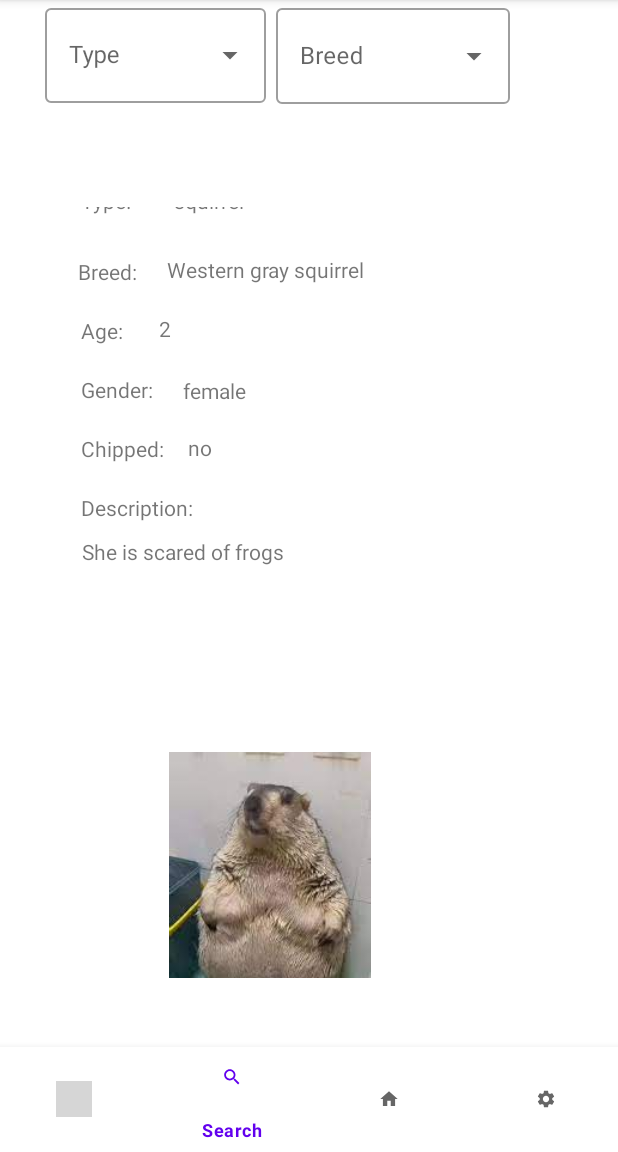
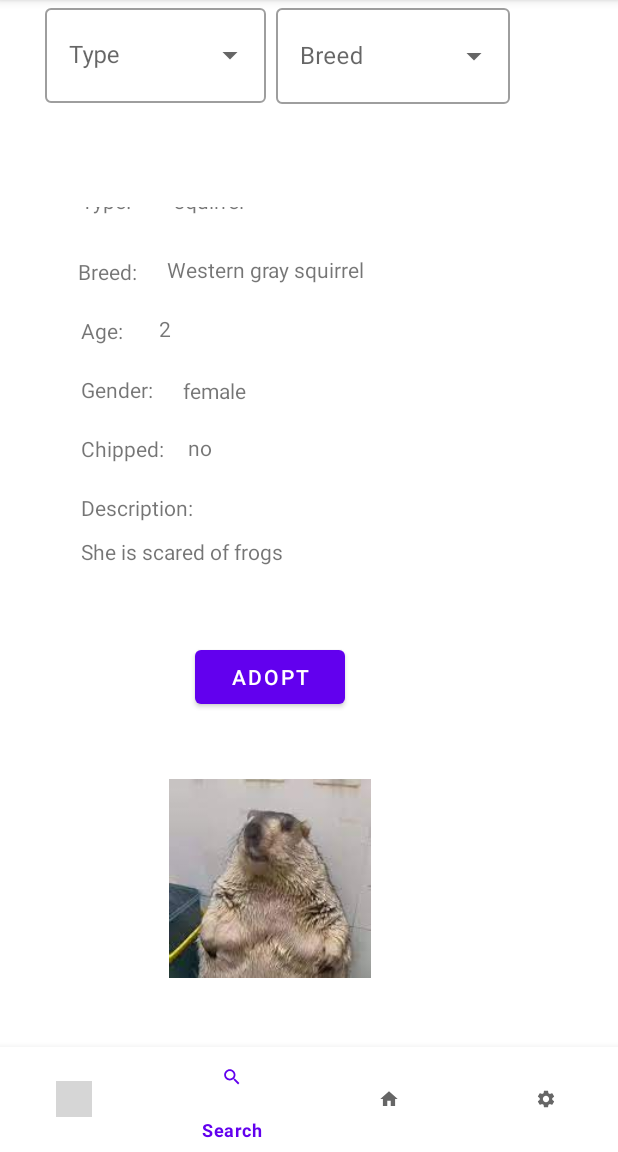
Before and after one commit to abki12c/Animal-Shelter, an Android app: the AddAdoptionRequestActivity screen opened directly, with no data from a screen before it, item 2 of the bottom bar chosen, scrolled down 359 dp, on a phone screen of 412 x 824 dp, the part 84-1236 px from its top. Run offline under Robolectric (Android 15) with nearby library versions, the phone set to English and light mode, and no system bars; grey boxes are pictures that could not be loaded.

Commit message:
updated UI

```diff
--- a/app/src/main/java/gr/aueb/animalshelter/Adapters/MyAdapter.java
+++ b/app/src/main/java/gr/aueb/animalshelter/Adapters/MyAdapter.java
@@ -97,13 +97,8 @@ public class MyAdapter extends BaseAdapter
 
             ((TextView) convertView.findViewById(R.id.item_name)).setText(attachedAnimal.getName());
 
-            final Button buy = convertView.findViewById(R.id.buttonMoreInfo);
-            buy.setOnClickListener(new View.OnClickListener() {
-                @Override
-                public void onClick(View v) {
-                    ((GridView) parent).performItemClick(v, position, 0);
-                }
-            });
+
+
         }else{
             if (convertView == null) {
                 LayoutInflater inflater = (LayoutInflater) context.getSystemService(Context.LAYOUT_INFLATER_SERVICE);
--- a/app/src/main/java/gr/aueb/animalshelter/View/Adoption_Request/AddAdoptionRequest/AddAdoptionRequestActivity.java
+++ b/app/src/main/java/gr/aueb/animalshelter/View/Adoption_Request/AddAdoptionRequest/AddAdoptionRequestActivity.java
@@ -45,8 +45,8 @@ public class AddAdoptionRequestActivity extends AppCompatActivity implements Add
     public void onCreate(Bundle savedInstanceState) {
         super.onCreate(savedInstanceState);
         setContentView(R.layout.activity_add_adoption_request);
-        animaltypes=new ArrayList<String>();
-        animalbreeds=new ArrayList<String>();
+        animaltypes=new ArrayList<>();
+        animalbreeds=new ArrayList<>();
 
 
         bottomNavigationView = findViewById(R.id.bottomNavigationViewPet);
@@ -60,13 +60,13 @@ public class AddAdoptionRequestActivity extends AppCompatActivity implements Add
         //search bar types
 
         autoCompleteTextViewType=findViewById(R.id.auto_complete1);
-        adapterTypes=new ArrayAdapter<String>(this,R.layout.type_item,animaltypes);
+        adapterTypes=new ArrayAdapter<>(this,R.layout.type_item,animaltypes);
         autoCompleteTextViewType.setAdapter(adapterTypes);
 
         //search bar breeds
         presenter.onLoadBarBreeds();
         autoCompleteTextViewBreed=findViewById(R.id.auto_complete2);
-        adapterBreeds=new ArrayAdapter<String>(this,R.layout.type_item,animalbreeds);
+        adapterBreeds=new ArrayAdapter<>(this,R.layout.type_item,animalbreeds);
         autoCompleteTextViewBreed.setAdapter(adapterBreeds);
 
 
@@ -110,11 +110,9 @@ public class AddAdoptionRequestActivity extends AppCompatActivity implements Add
             @Override
             public void onItemClick(AdapterView<?> parent, View view, int position, long id)
             {
-                if(view.getId() == R.id.buttonMoreInfo) {
-                    presenter.onClickButton((Animal) parent.getItemAtPosition(position));
-                }else {
-                    presenter.onClickItem((Animal) parent.getItemAtPosition(position));
-                }
+
+                presenter.onClickItem((Animal) parent.getItemAtPosition(position));
+
             }
         });
 
@@ -167,19 +165,6 @@ public class AddAdoptionRequestActivity extends AppCompatActivity implements Add
         intent.putExtra("animal", a.getId());
         startActivity(intent);
 
-    }
-    /**
-     * Goes to the application form page
-     * to move to the next step of the adoption request
-     * process
-     * @param a the animal chosen for the adoption request
-     */
-
-    //on choose animal
-    public void enterInfo(Animal a) {
-        Intent intent = new Intent(this, AdoptionRequestInfoActivity.class);
-        intent.putExtra("animal", a.getId());
-        startActivity(intent);
     }
 
 
--- a/app/src/main/java/gr/aueb/animalshelter/View/Adoption_Request/AddAdoptionRequest/AddAdoptionRequestView.java
+++ b/app/src/main/java/gr/aueb/animalshelter/View/Adoption_Request/AddAdoptionRequest/AddAdoptionRequestView.java
@@ -19,16 +19,6 @@ public interface AddAdoptionRequestView {
     public void setLookingFor(String s);
 
     public void setLookingForType(String s);
-
-
-
-    /**
-     * Goes to AnimalRequestInfoActivity
-     * when the user clicks on an it,
-     * @param a is the animal chosen.
-     */
-
-    void enterInfo(Animal a);
 
     /**
      * Goes to AnimalDetailsActivity
--- a/app/src/main/java/gr/aueb/animalshelter/View/Adoption_Request/AddAdoptionRequest/AdoptionRequestInfo/AdoptionRequestInfoActivity.java
+++ b/app/src/main/java/gr/aueb/animalshelter/View/Adoption_Request/AddAdoptionRequest/AdoptionRequestInfo/AdoptionRequestInfoActivity.java
@@ -42,7 +42,7 @@ public class AdoptionRequestInfoActivity extends AppCompatActivity implements Ad
 
 
 
-        submit = (Button) findViewById(R.id.buttonSubmit);
+        submit = findViewById(R.id.buttonSubmit);
 
 
         bottomNavigationView = findViewById(R.id.bottomNavigationView);
--- a/app/src/main/res/layout/activity_add_adoption_request.xml
+++ b/app/src/main/res/layout/activity_add_adoption_request.xml
@@ -58,7 +58,7 @@
         android:id="@+id/grid_view"
         android:layout_width="match_parent"
         android:layout_height="0dp"
-        android:layout_marginVertical="10dp"
+        android:layout_marginHorizontal="10dp"
         android:horizontalSpacing="10dp"
         android:numColumns="auto_fit"
         android:verticalSpacing="10dp"
--- a/app/src/main/res/layout/activity_adoption_request_info.xml
+++ b/app/src/main/res/layout/activity_adoption_request_info.xml
@@ -11,11 +11,11 @@
         android:layout_width="wrap_content"
         android:layout_height="wrap_content"
         android:layout_marginTop="55dp"
-        android:layout_marginBottom="75dp"
+        android:layout_marginBottom="55dp"
         android:paddingLeft="25dp"
         android:paddingTop="75dp"
         android:paddingRight="5dp"
-        android:paddingBottom="75dp"
+        android:paddingBottom="55dp"
         app:layout_constraintBottom_toTopOf="@+id/bottomNavigationView"
         app:layout_constraintEnd_toEndOf="parent"
         app:layout_constraintStart_toStartOf="parent"
--- a/app/src/main/res/layout/animal_details.xml
+++ b/app/src/main/res/layout/animal_details.xml
@@ -4,8 +4,9 @@
     xmlns:tools="http://schemas.android.com/tools"
     android:layout_width="match_parent"
     android:layout_height="match_parent"
-    tools:context=".View.Animals.ShowAnimals.SearchAnimalsActivity"
->
+    android:scrollbars="vertical"
+    tools:context=".View.Animals.ShowAnimals.SearchAnimalsActivity">
+
 
     <ImageView
         android:id="@+id/animalPic"
@@ -105,15 +106,13 @@
     <TextView
         android:id="@+id/description"
         android:layout_width="299dp"
-        android:layout_height="99dp"
+        android:layout_height="59dp"
         android:layout_marginVertical="10dp"
         android:layout_marginStart="50dp"
-        app:layout_constraintBottom_toBottomOf="parent"
         app:layout_constraintEnd_toEndOf="parent"
-        app:layout_constraintHorizontal_bias="0.312"
+        app:layout_constraintHorizontal_bias="0.096"
         app:layout_constraintStart_toStartOf="parent"
-        app:layout_constraintTop_toBottomOf="@+id/animalDescription"
-        app:layout_constraintVertical_bias="0.113" />
+        app:layout_constraintTop_toBottomOf="@+id/animalDescription" />
 
     <TextView
         android:id="@+id/gender"
@@ -135,16 +134,30 @@
         app:layout_constraintTop_toBottomOf="@+id/animalAge" />
 
     <TextView
-        android:textSize="30sp"
         android:id="@+id/animalName"
         android:layout_width="170dp"
         android:layout_height="50dp"
         android:layout_marginStart="130dp"
         android:layout_marginTop="8dp"
         android:layout_marginEnd="197dp"
+        android:textSize="30sp"
         app:layout_constraintEnd_toEndOf="parent"
         app:layout_constraintHorizontal_bias="0.0"
         app:layout_constraintStart_toStartOf="parent"
         app:layout_constraintTop_toBottomOf="@+id/animalPic" />
 
+
+    <Button
+        android:id="@+id/adopt_btn"
+        android:layout_width="100dp"
+        android:layout_height="wrap_content"
+        android:layout_marginVertical="10dp"
+        android:text="adopt"
+
+        app:layout_constraintBottom_toBottomOf="parent"
+        app:layout_constraintEnd_toEndOf="parent"
+        app:layout_constraintStart_toStartOf="parent"
+        app:layout_constraintTop_toBottomOf="@+id/description" />
+
+
 </androidx.constraintlayout.widget.ConstraintLayout>
```
Also changed, not shown: app/src/main/java/gr/aueb/animalshelter/View/Adoption_Request/AddAdoptionRequest/AddAdoptionRequestPresenter.java (+1 -10 lines), app/src/main/java/gr/aueb/animalshelter/View/Animals/AnimalDetails/AnimalDetailsActivity.java (+27 -0 lines), app/src/main/java/gr/aueb/animalshelter/View/Animals/AnimalDetails/AnimalDetailsPresenter.java (+10 -0 lines), app/src/main/java/gr/aueb/animalshelter/View/Animals/AnimalDetails/AnimalDetailsView.java (+8 -0 lines), app/src/main/res/layout/animal_item_brief.xml (+26 -33 lines), 1 other file.
